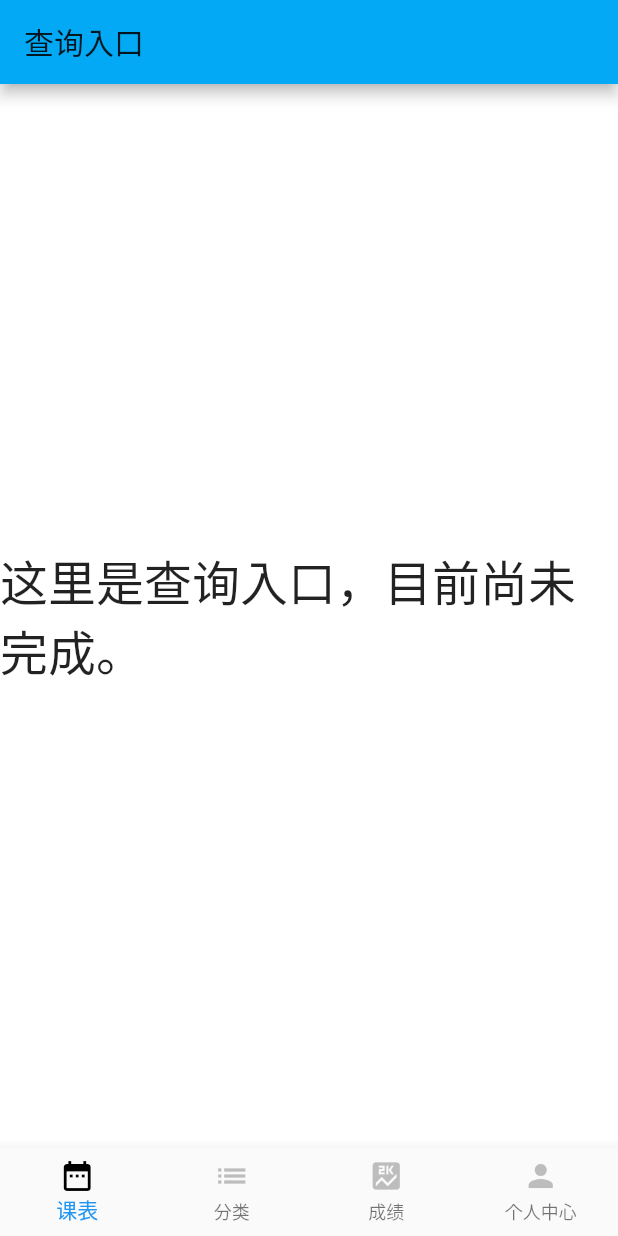
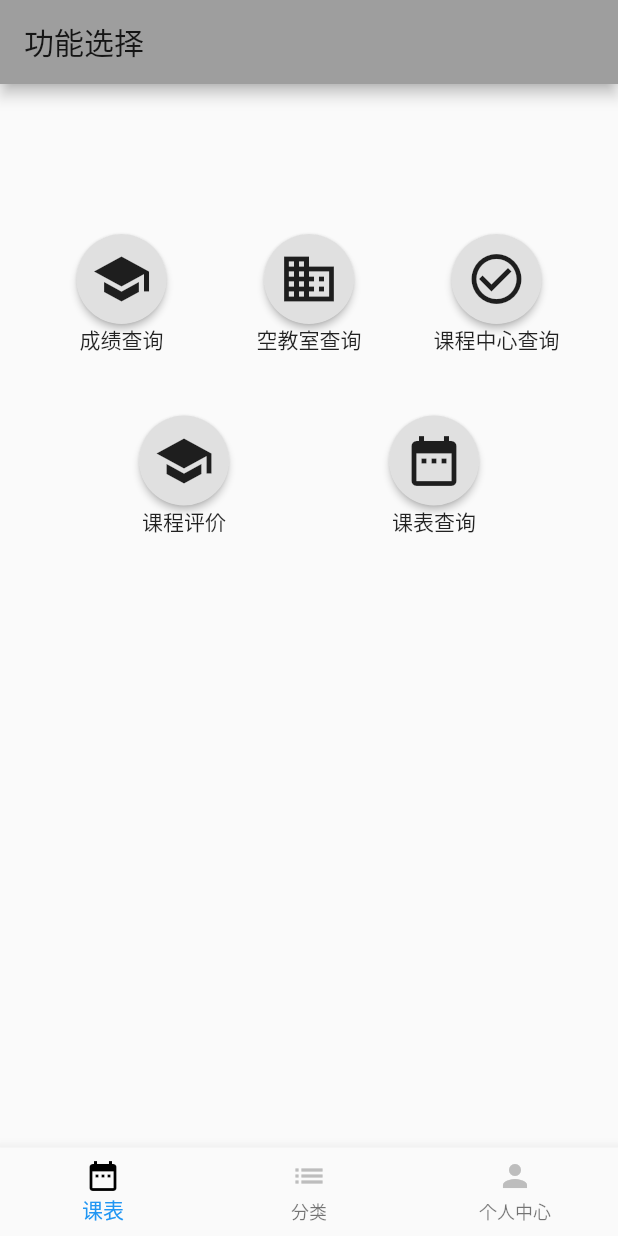
Before and after one commit to SE2020-TopUnderstanding/BUAA-Campus-Tools-Frontend, a Flutter app: the MyHomePage screen opened directly, swiped to page 2, on a phone screen of 412 x 824 dp. Run offline on Flutter 3.47's test engine with Material 2 defaults, Android fonts, the phone set to English and light mode, and no system bars; missing offline and left inert: dart:ffi.

Commit message:
finish FunctionsPage

```diff
--- a/jiaowu_assistent/lib/pages/FunctionsPage.dart
+++ b/jiaowu_assistent/lib/pages/FunctionsPage.dart
@@ -1,28 +1,61 @@
 import 'package:flutter/cupertino.dart';
 import 'package:flutter/material.dart';
+import 'package:jiaowuassistent/pages/ScorePage.dart';
 
 class FunctionsPage extends StatelessWidget {
+
+  // 图标函数，其中page 参数需要给出页面函数
+  Column _block(BuildContext context, Icon icon, Text text, StatelessWidget page) {
+    return Column(
+      children: <Widget>[
+        Container(
+          height: 60,
+          child: RaisedButton(
+            shape: CircleBorder(),
+            child: icon,
+            onPressed: (){
+              Navigator.push(
+                  context, MaterialPageRoute(builder: (context) => page));
+            },
+          ),
+        ),
+        text,
+      ],
+    );
+  }
+
+  // 目前的设计是一行一行，然后每行三列，一列里面button + text
   @override
   Widget build(BuildContext context) {
     // TODO: implement build
     return new Scaffold(
       appBar: new AppBar(
-        title: new Text('查询入口'),
-        backgroundColor: Colors.lightBlue,
+        title: new Text('功能选择'),
+        backgroundColor: Colors.grey[500],
         automaticallyImplyLeading: false,
       ),
       body: new Container(
-        decoration: new BoxDecoration(
-          color: Colors.white,
-        ),
-        child: new Center(
-          child: new Text(
-            '这里是查询入口，目前尚未完成。',
-            style: TextStyle(
-              fontSize: 32,
-              decoration: TextDecoration.none,
+        child: Column(
+          mainAxisAlignment: MainAxisAlignment.start,
+          children: <Widget>[
+            SizedBox(height: 100,),
+            Row(
+              mainAxisAlignment: MainAxisAlignment.spaceEvenly,
+              children: <Widget>[
+                _block(context, Icon(Icons.school, size: 40,), Text("成绩查询"), ScorePage()),
+                _block(context, Icon(Icons.business, size: 40,), Text("空教室查询"), ScorePage()),
+                _block(context, Icon(Icons.check_circle_outline, size: 40,), Text("课程中心查询"), ScorePage()),
+              ],
             ),
-          ),
+            SizedBox(height: 40,),
+            Row(
+              mainAxisAlignment: MainAxisAlignment.spaceEvenly,
+              children: <Widget>[
+                _block(context, Icon(Icons.school, size: 40,), Text("课程评价"), ScorePage()),
+                _block(context, Icon(Icons.date_range, size: 40,), Text("课表查询"), ScorePage()),
+              ],
+            )
+          ],
         ),
       ),
     );
--- a/jiaowu_assistent/lib/pages/HomePage.dart
+++ b/jiaowu_assistent/lib/pages/HomePage.dart
@@ -32,7 +32,6 @@ class _MyHomePageState extends State<MyHomePage> {
         children: <Widget>[
           FirstPage(),
           FunctionsPage(),
-          ScorePage(),
           PersonalPage(),
         ],
         controller: _controller,
@@ -64,17 +63,6 @@ class _MyHomePageState extends State<MyHomePage> {
           ),
           BottomNavigationBarItem(
             activeIcon: Icon(
-              Icons.score,
-              color: _bottomNavigationSelectColor,
-            ),
-            icon: Icon(
-              Icons.score,
-              color: _bottomNavigationColor,
-            ),
-            title: Text("成绩"),
-          ),
-          BottomNavigationBarItem(
-            activeIcon: Icon(
               Icons.person,
               color: _bottomNavigationSelectColor,
             ),
```
